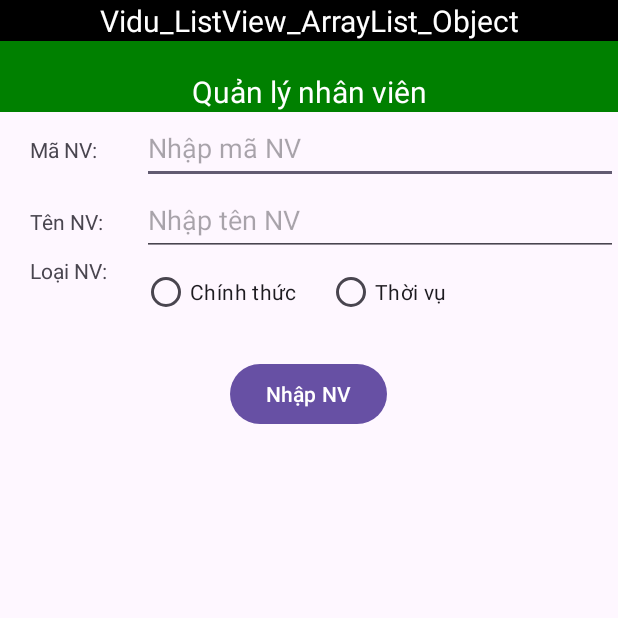
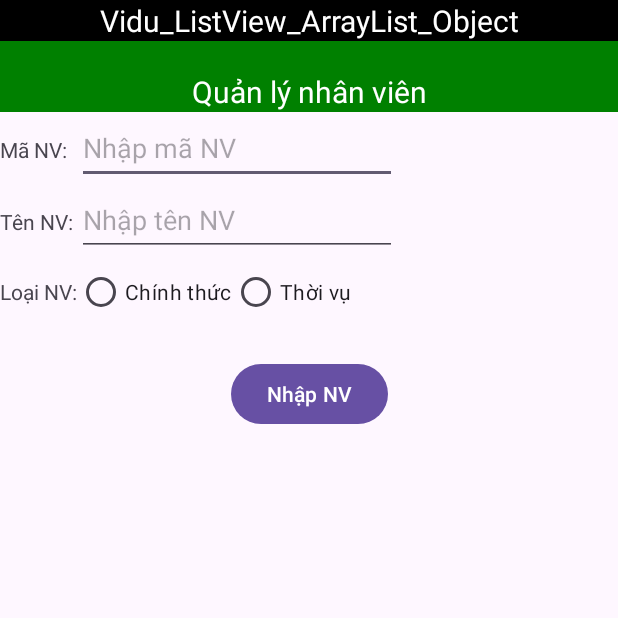
Before and after one commit to DatNguyenPT/UIT-Android-Lab1, an Android app: the EX3 screen opened directly, with no data from a screen before it, on a phone screen of 412 x 824 dp, the top half of it. Run offline under Robolectric (Android 15) with nearby library versions, the phone set to English and light mode, and no system bars.

Commit message:
Responsive Layout Fixed

```diff
--- a/Lab2/app/src/main/res/layout/ex3.xml
+++ b/Lab2/app/src/main/res/layout/ex3.xml
@@ -1,91 +1,88 @@
 <?xml version="1.0" encoding="utf-8"?>
-<androidx.constraintlayout.widget.ConstraintLayout xmlns:android="http://schemas.android.com/apk/res/android"
+<androidx.constraintlayout.widget.ConstraintLayout
+    xmlns:android="http://schemas.android.com/apk/res/android"
+    xmlns:app="http://schemas.android.com/apk/res-auto"
     android:layout_width="match_parent"
-    android:layout_height="match_parent"
-    xmlns:app="http://schemas.android.com/apk/res-auto">
-    <LinearLayout
-        android:layout_width="match_parent"
-        android:layout_height="match_parent"
-        android:orientation="vertical"
-        android:weightSum="5">
-        <LinearLayout
-            android:layout_width="match_parent"
-            android:layout_height="0dp"
-            android:orientation="vertical"
-            android:layout_weight="2">
+    android:layout_height="match_parent">
+
     <TextView
         android:id="@+id/example"
-                android:layout_width="match_parent"
+        android:layout_width="0dp"
         android:layout_height="wrap_content"
         android:text="Vidu_ListView_ArrayList_Object"
         android:textSize="20dp"
         android:background="@color/black"
         android:textColor="@color/white"
-                android:textAlignment="center">
-            </TextView>
+        android:textAlignment="center"
+        app:layout_constraintTop_toTopOf="parent"
+        app:layout_constraintStart_toStartOf="parent"
+        app:layout_constraintEnd_toEndOf="parent"/>
+
     <TextView
-                android:layout_width="match_parent"
+        android:id="@+id/manageEmployeesTitle"
+        android:layout_width="0dp"
         android:layout_height="wrap_content"
-                app:layout_constraintTop_toBottomOf="@+id/example"
-                android:paddingTop="20dp"
+        android:text="Quản lý nhân viên"
         android:textSize="20dp"
-                android:text="Quản lý nhân viên"
         android:textColor="@color/white"
         android:textAlignment="center"
-                android:background="#008000">
-            </TextView>
+        android:background="#008000"
+        app:layout_constraintTop_toBottomOf="@id/example"
+        app:layout_constraintStart_toStartOf="parent"
+        app:layout_constraintEnd_toEndOf="parent"
+        android:paddingTop="20dp"/>
+
     <TableLayout
         android:id="@+id/table"
-                android:layout_width="match_parent"
-                android:layout_height="wrap_content">
+        android:layout_width="0dp"
+        android:layout_height="wrap_content"
+        app:layout_constraintTop_toBottomOf="@id/manageEmployeesTitle"
+        app:layout_constraintStart_toStartOf="parent"
+        app:layout_constraintEnd_toEndOf="parent">
+
         <TableRow>
             <TextView
                 android:id="@+id/employeeID"
                 android:layout_width="wrap_content"
                 android:layout_height="wrap_content"
-                        android:text="Mã NV:"
-                        android:layout_marginLeft="20dp" />
+                android:text="Mã NV:"/>
 
             <EditText
                 android:id="@+id/employeeIDInput"
-                        android:layout_width="0dp"
+                android:layout_width="match_parent"
                 android:layout_height="wrap_content"
-                        android:layout_weight="1"
                 android:minHeight="48dp"
                 android:ems="10"
                 android:inputType="text"
                 android:text=""
-                        android:hint="Nhập mã NV"
-                        android:layout_marginLeft="20dp"/>
+                android:hint="Nhập mã NV"/>
         </TableRow>
+
         <TableRow>
             <TextView
                 android:id="@+id/employeeName"
                 android:layout_width="wrap_content"
                 android:layout_height="wrap_content"
-                        android:text="Tên NV:"
-                        android:layout_marginLeft="20dp"/>
+                android:text="Tên NV:"/>
 
             <EditText
                 android:id="@+id/employeeNameInput"
                 android:layout_width="0dp"
                 android:layout_height="wrap_content"
-                        android:layout_weight="1"
                 android:minHeight="48dp"
                 android:ems="10"
                 android:inputType="text"
                 android:text=""
-                        android:hint="Nhập tên NV"
-                        android:layout_marginLeft="20dp"/>
+                android:hint="Nhập tên NV"/>
         </TableRow>
 
         <TableRow>
             <TextView
                 android:id="@+id/employeeType"
                 android:layout_width="wrap_content"
+                android:layout_gravity="center"
                 android:layout_height="wrap_content"
-                        android:text="Loại NV: "
-                        android:layout_marginLeft="20dp"/>
+                android:text="Loại NV:"/>
             <RadioGroup
                 android:id="@+id/radioGroup"
                 android:layout_width="wrap_content"
@@ -93,46 +90,37 @@
                 android:orientation="horizontal">
 
                 <RadioButton
-                            android:id="@+id/officalButton"
+                    android:id="@+id/officialButton"
                     android:layout_width="wrap_content"
                     android:layout_height="wrap_content"
-                            android:text="Chính thức"
-                            android:layout_marginLeft="20dp"/>
+                    android:text="Chính thức"/>
 
                 <RadioButton
                     android:id="@+id/partTimeButton"
                     android:layout_width="wrap_content"
                     android:layout_height="wrap_content"
-                            android:text="Thời vụ"
-                            android:layout_marginLeft="20dp"/>
-
+                    android:text="Thời vụ"/>
             </RadioGroup>
-
         </TableRow>
     </TableLayout>
+
     <Button
         android:id="@+id/addEmployeeButton"
         android:layout_width="wrap_content"
         android:layout_height="wrap_content"
         android:text="Nhập NV"
-                android:layout_gravity="center_horizontal"
-                app:layout_constraintTop_toBottomOf="@+id/table"
-                android:layout_marginTop="20dp">
+        app:layout_constraintTop_toBottomOf="@id/table"
+        app:layout_constraintStart_toStartOf="parent"
+        app:layout_constraintEnd_toEndOf="parent"
+        android:layout_marginTop="20dp"/>
 
-            </Button>
-        </LinearLayout>
-        <LinearLayout
-            android:layout_width="match_parent"
-            android:layout_height="0dp"
-            android:layout_weight="3">
     <ListView
         android:id="@+id/employeeList"
-                android:layout_width="match_parent"
-                android:layout_height="match_parent">
-            </ListView>
-
-        </LinearLayout>
-
-    </LinearLayout>
+        android:layout_width="0dp"
+        android:layout_height="0dp"
+        app:layout_constraintTop_toBottomOf="@id/addEmployeeButton"
+        app:layout_constraintStart_toStartOf="parent"
+        app:layout_constraintEnd_toEndOf="parent"
+        app:layout_constraintBottom_toBottomOf="parent"/>
 
 </androidx.constraintlayout.widget.ConstraintLayout>
```
Also changed, not shown: Lab2/app/src/main/res/layout/ex2.xml (+19 -25 lines), Lab2/app/src/main/res/layout/ex4.xml (+30 -35 lines), Lab2/app/src/main/res/layout/ex5.xml (+39 -38 lines), Lab2/app/src/main/res/layout/ex7.xml (+27 -26 lines). Lines whose indentation alone changed are shown as unchanged.
